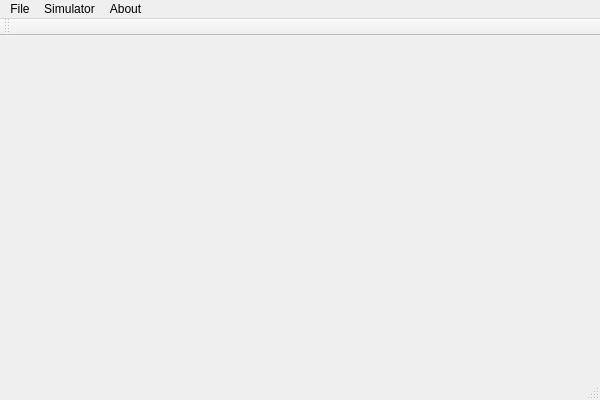
fabi0006/monsta-sim, file GUI/MainWindow.ui: the form before one commit.
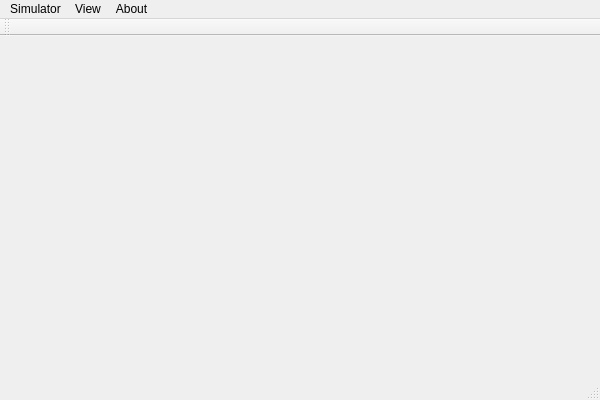
The form after the commit.

Commit message: Added Resizing Feature and new Menu-Bar.

The edit to the form file:
```diff
--- a/GUI/MainWindow.ui
+++ b/GUI/MainWindow.ui
@@ -32,15 +32,9 @@
      <x>0</x>
      <y>0</y>
      <width>600</width>
-     <height>25</height>
+     <height>22</height>
     </rect>
    </property>
-   <widget class="QMenu" name="menuFile">
-    <property name="title">
-     <string>File</string>
-    </property>
-    <addaction name="actionClose"/>
-   </widget>
    <widget class="QMenu" name="menuSimulator">
     <property name="title">
      <string>Simulator</string>
@@ -51,8 +45,23 @@
      <string>About</string>
     </property>
    </widget>
-   <addaction name="menuFile"/>
+   <widget class="QMenu" name="menuView">
+    <property name="title">
+     <string>View</string>
+    </property>
+    <widget class="QMenu" name="menuWindow_Size">
+     <property name="title">
+      <string>Window-Size</string>
+     </property>
+     <addaction name="actionSmall"/>
+     <addaction name="actionMedium"/>
+     <addaction name="actionLarge"/>
+     <addaction name="actionFullscreen"/>
+    </widget>
+    <addaction name="menuWindow_Size"/>
+   </widget>
    <addaction name="menuSimulator"/>
+   <addaction name="menuView"/>
    <addaction name="menuAbout"/>
   </widget>
   <widget class="QToolBar" name="mainToolBar">
```
Left out of the diff: 64 changed lines with no effect on the pictures. The commit also changes 14 other files.
